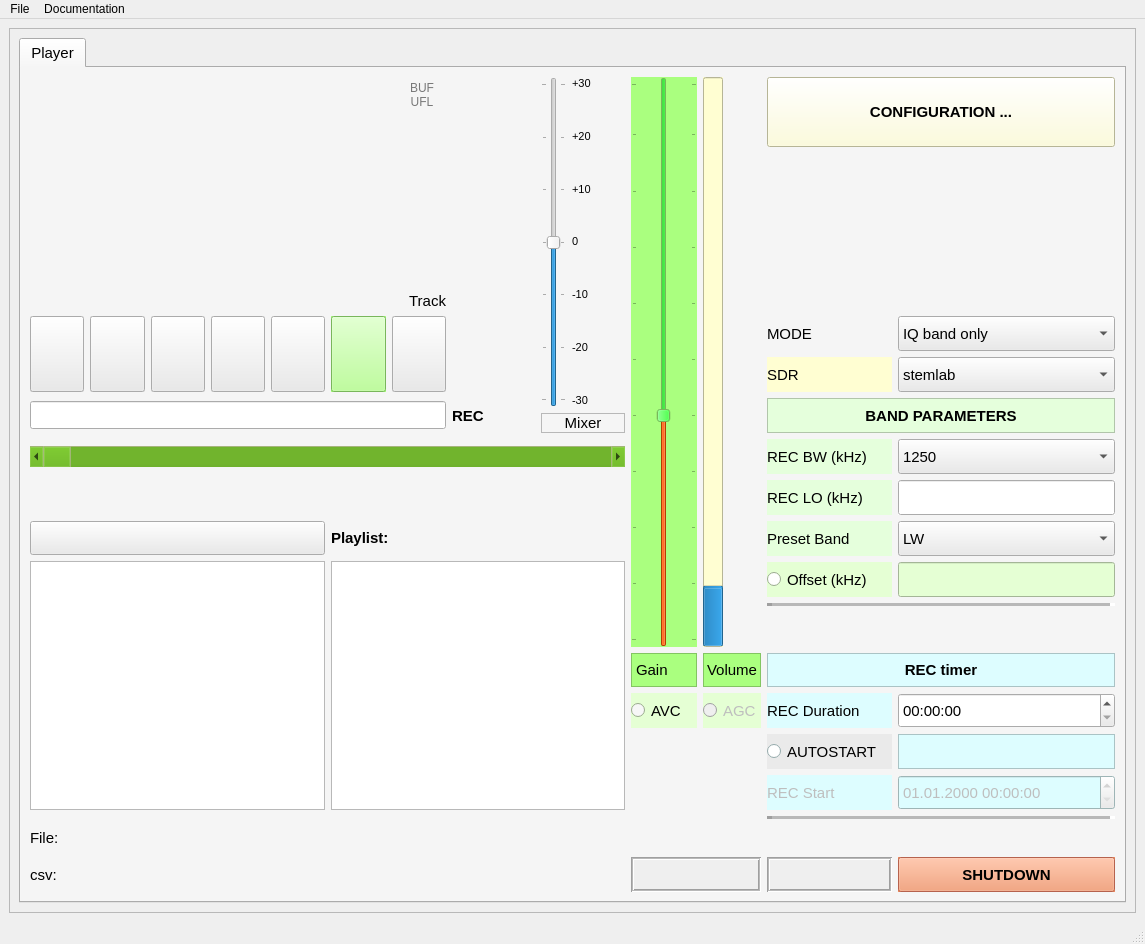
Qt form sources/core/ressources/COHIWizard_GUI_v10_scrollhv_skin_5.ui (hermy-sf/COHIWizard) before a commit.
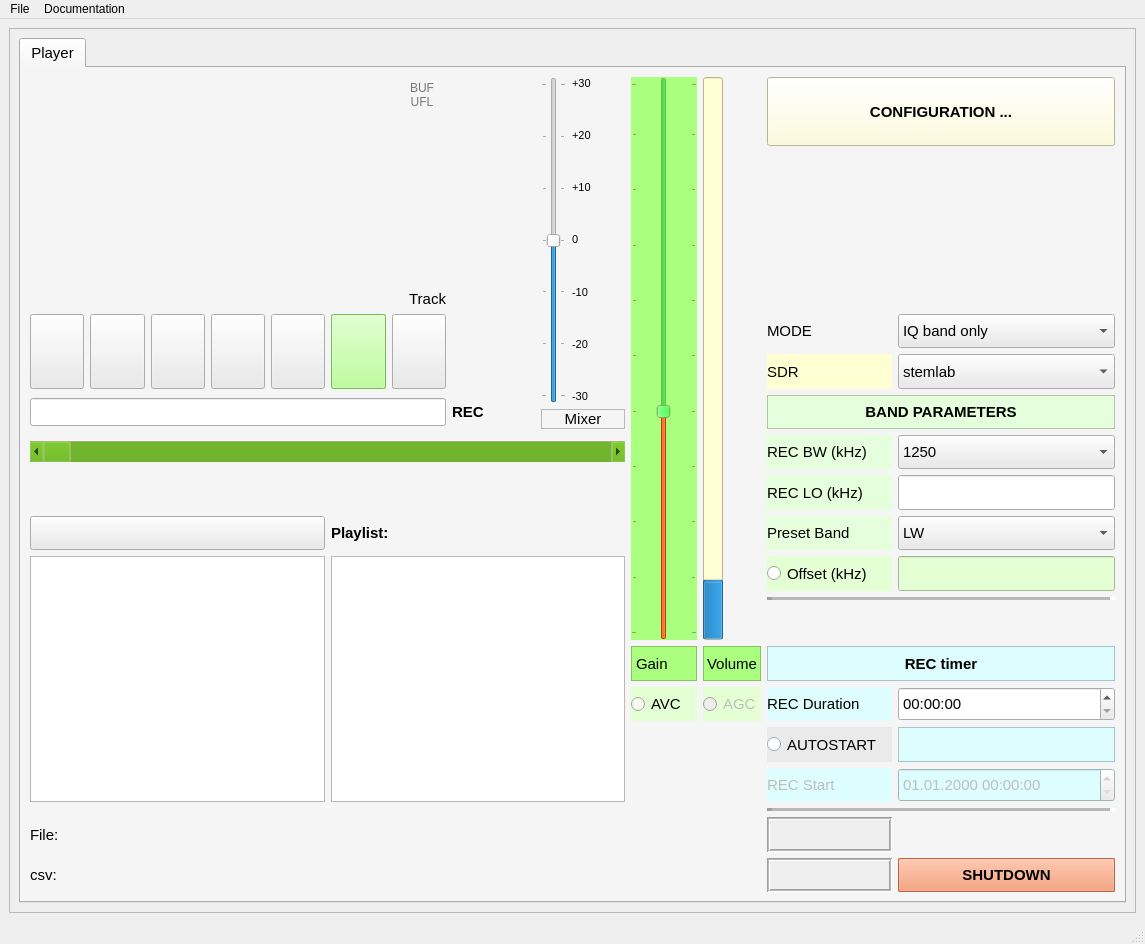
The same form after that commit. Icons and pictures are not drawn.

What changed in the file:
```diff
--- a/sources/core/ressources/COHIWizard_GUI_v10_scrollhv_skin_5.ui
+++ b/sources/core/ressources/COHIWizard_GUI_v10_scrollhv_skin_5.ui
@@ -4473,7 +4473,7 @@
                 </property>
                </widget>
               </item>
-              <item row="20" column="9" colspan="3">
+              <item row="19" column="12">
                <widget class="QLabel" name="label_showdate">
                 <property name="sizePolicy">
                  <sizepolicy hsizetype="Expanding" vsizetype="Expanding">
```
